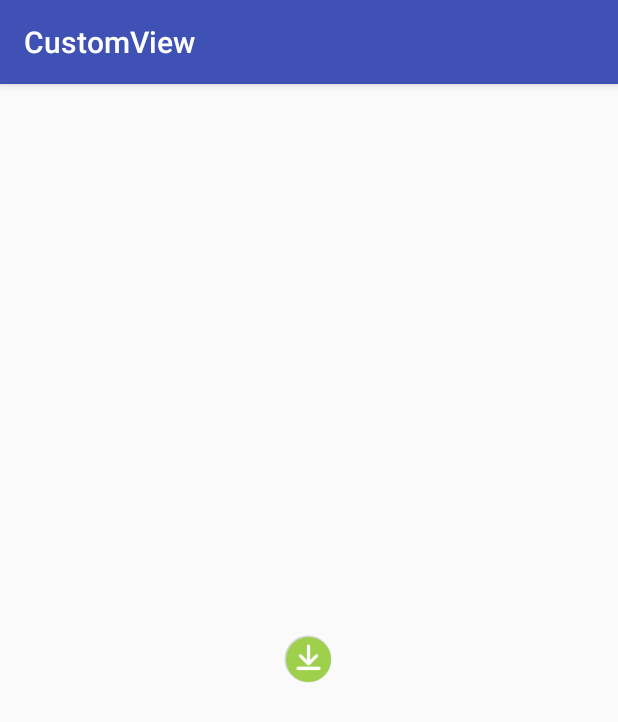
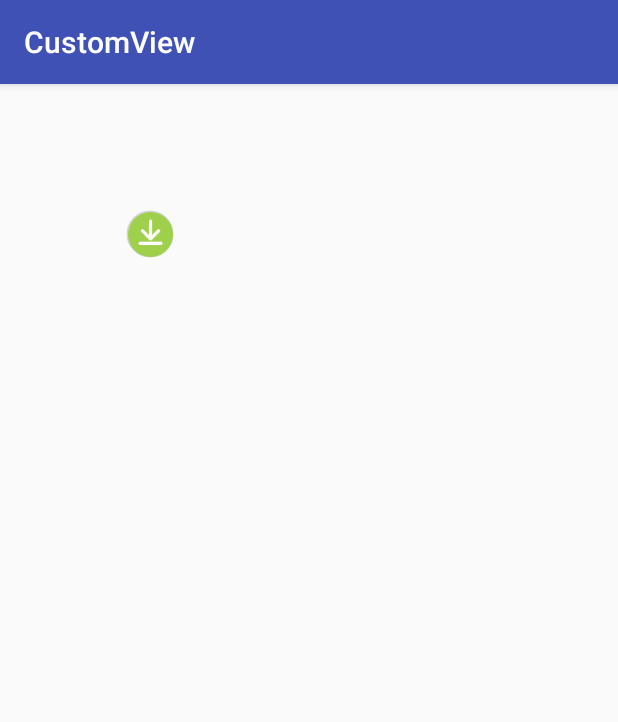
Before and after one commit to ChongZiWenZi/CustomView, an Android app: the screen it shows after launch (MainActivity), on a phone screen of 412 x 824 dp. Shown: the top 722 px of the screen. Run offline under Robolectric (Android 15) with nearby library versions, the phone set to English and light mode, and no system bars.

Commit message:
优化控件无论设置控件多大  内容始终在中心

```diff
--- a/app/src/main/java/com/example/customview/CustomCircleProgress.java
+++ b/app/src/main/java/com/example/customview/CustomCircleProgress.java
@@ -50,10 +50,18 @@ public class CustomCircleProgress extends ProgressBar{
 
     private Bitmap drawBitmap,drawBitmapEnd;
 
-
+    private int height;
     private int width;
 
-    private int height;
+    private int dheight;
+
+    private int dwidth;
+
+
+
+    private int dwidth1;
+
+    private int height2;
     public CustomCircleProgress(Context context) {
         this(context,null);
     }
@@ -76,15 +84,18 @@ public class CustomCircleProgress extends ProgressBar{
         mReachedHeight = (int) array.getDimension(R.styleable.CustomCircleProgress_progress_reached_height, mReachedHeight);
         //圆的半径
         mRadius = (int) array.getDimension(R.styleable.CustomCircleProgress_circle_radius, mRadius);
-
         bitmap=array.getResourceId(R.styleable.CustomCircleProgress_imagers,R.mipmap.dowmload);
 
         bitmapEnd=array.getResourceId(R.styleable.CustomCircleProgress_imagersEnd,R.mipmap.more_book_next);
         /**
-         * 把图片资源转为Bitmap对象
+         * 把图片资源转为Bitmap对象 并获取bitmap的宽高 因为要把图绘制到控件中心
          */
         drawBitmap= BitmapFactory.decodeResource(context.getResources(),bitmap);
+        dwidth=drawBitmap.getWidth();
+        dheight=drawBitmap.getHeight();
         drawBitmapEnd=BitmapFactory.decodeResource(context.getResources(),bitmapEnd);
+        dwidth1=drawBitmapEnd.getWidth();
+        height2=drawBitmapEnd.getHeight();
         //最后不要忘了回收 TypedArray
         array.recycle();
 
@@ -133,14 +144,13 @@ public class CustomCircleProgress extends ProgressBar{
      */
     @Override
     protected synchronized void onMeasure(int widthMeasureSpec, int heightMeasureSpec) {
-
+        super.onMeasure(widthMeasureSpec, heightMeasureSpec);
         int widthMode = MeasureSpec.getMode(widthMeasureSpec);
         int heightMode = MeasureSpec.getMode(heightMeasureSpec);
         int widthSize = MeasureSpec.getSize(widthMeasureSpec);
         int heightSize = MeasureSpec.getSize(heightMeasureSpec);
         int paintHeight = Math.max(mReachedHeight, mDefaultHeight);//比较两数，取最大值
-        width=this.getWidth();
-        height=this.getHeight();
+
         if(heightMode != MeasureSpec.EXACTLY){
             //如果用户没有精确指出宽高时，我们就要测量整个View所需要分配的高度了，测量自定义圆形View设置的上下内边距+圆形view的直径+圆形描边边框的高度
             int exceptHeight = getPaddingTop() + getPaddingBottom() + mRadius*2 + paintHeight;
@@ -152,10 +162,9 @@ public class CustomCircleProgress extends ProgressBar{
             int exceptWidth = getPaddingLeft() + getPaddingRight() + mRadius*2 + paintHeight;
             widthMeasureSpec = MeasureSpec.makeMeasureSpec(exceptWidth, MeasureSpec.EXACTLY);
         }
-        width=this.getWidth();
-        height=this.getHeight();
+
         Log.e("End","width"+width+"---height"+height);
-        super.onMeasure(widthMeasureSpec, heightMeasureSpec);
+
     }
 
     @Override
@@ -173,29 +182,33 @@ public class CustomCircleProgress extends ProgressBar{
         //画笔平移到指定paddingLeft， getPaddingTop()位置
         canvas.translate(getPaddingLeft(),getPaddingTop());
         mPaint.setStyle(Paint.Style.STROKE);
+
+        //获得控件宽高
+        final int paddingLeft=getPaddingLeft();
+        final int paddingRight=getPaddingRight();
+        final int paddingTop=getPaddingTop();
+        final int paddingBottom=getPaddingBottom();
+        width=(getWidth()-paddingLeft-paddingRight)/2;
+        height=(getHeight()-paddingBottom-paddingTop)/2;
+        //画进度条的一些设置
+        mPaint.setColor(mReachedColor);
+        mPaint.setStrokeWidth(mReachedHeight);
+
+        //根据进度绘制圆弧
+        float sweepAngle = getProgress() * 1.0f / getMax() * 360;
+        //这里的RectF是确定一个矩形而圆则在矩形之中  圆形则是根据矩形的左上角和右下角的坐标xy轴相减若俩个角的xy轴相减的结果相等就是圆 否则是椭圆
+        canvas.drawArc(new RectF(width-dwidth/2,height-dheight/2,width+mRadius,height+mRadius), -90, sweepAngle, false, mPaint);//drawArc：绘制圆弧
         //画默认圆(边框)的一些设置
         mPaint.setColor(mDefaultColor);
         mPaint.setStrokeWidth(mDefaultHeight);
-        canvas.drawCircle(mRadius,mRadius,mRadius,mPaint);
+        //drawCircles()是以前俩个参数为中心点绘制
+        canvas.drawCircle(getWidth()/2,getHeight()/2,mRadius,mPaint);
 
-        //画进度条的一些设置
-        mPaint.setColor(mReachedColor);
-        mPaint.setStrokeWidth(mReachedHeight);
-        //根据进度绘制圆弧
-        float sweepAngle = getProgress() * 1.0f / getMax() * 360;
-        canvas.drawArc(new RectF(0, 0, mRadius * 2, mRadius *2), -90, sweepAngle, false, mPaint);//drawArc：绘制圆弧
-
-        //有了path之后就可以在onDraw中绘制三角形的End和Starting状态了
          if(mStatus == Status.start||mStatus == Status.starting||mStatus == Status.Stop){//开始
-            float imageLeft=width/2;
-            float imageTop=height/2;
-             Log.e("start","imageLeft"+imageLeft+"---imageTop"+imageTop);
-           canvas.drawBitmap(drawBitmap,imageLeft,imageTop,mPaint);
+             //drawBitmap()是以第2个和第3个确定左上角坐标绘制
+           canvas.drawBitmap(drawBitmap,width-dwidth/2,height-dheight/2,mPaint);
         }  else {//结束
-             float imageLeft=width/2;
-             float imageTop=height/2;
-             Log.e("End","imageLeft"+imageLeft+"---imageTop"+imageTop);
-             canvas.drawBitmap(drawBitmapEnd,imageLeft,imageTop,mPaint);
+             canvas.drawBitmap(drawBitmapEnd,width-dwidth1/2,height-height2/2,mPaint);
          }
 
         canvas.restore();
--- a/app/src/main/java/com/example/customview/MainActivity.java
+++ b/app/src/main/java/com/example/customview/MainActivity.java
@@ -65,7 +65,11 @@ public class MainActivity extends AppCompatActivity {
                     message.what = PROGRESS_CIRCLE_STARTING;
                     handler.sendMessage(message);
                 }else {
-                    Toast.makeText(MainActivity.this,"已经下载完了 不需要下载",Toast.LENGTH_SHORT).show();
+                    circleProgress.setStatus(CustomCircleProgress.Status.starting);
+                    //注意，当我们暂停时，同时还要移除消息，不然的话进度不会被停止
+                    Message message = Message.obtain();
+                    message.what = PROGRESS_CIRCLE_STARTING;
+                    handler.sendMessage(message);
                 }
             }
         });
--- a/app/src/main/res/layout/activity_main.xml
+++ b/app/src/main/res/layout/activity_main.xml
@@ -8,12 +8,12 @@
 
     <com.example.customview.CustomCircleProgress
         android:id="@+id/circleProgress"
-        android:layout_width="50dp"
-        android:layout_height="50dp"
-        android:layout_centerInParent="true"
-        android:padding="10dp"
-
+        android:layout_width="200dp"
+        android:layout_height="200dp"
+        circle:progress_reached_height="5dp"
+        circle:circle_radius="15dp"
         circle:imagers="@mipmap/dowmload"
         circle:imagersEnd="@mipmap/more_book_next"
+
         />
 </RelativeLayout>
```
